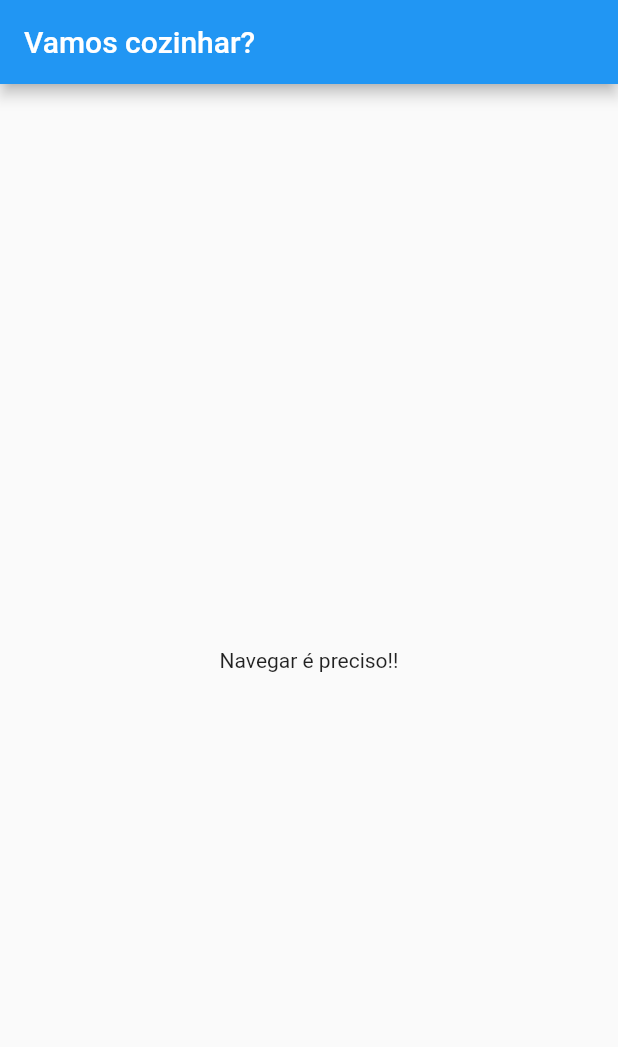
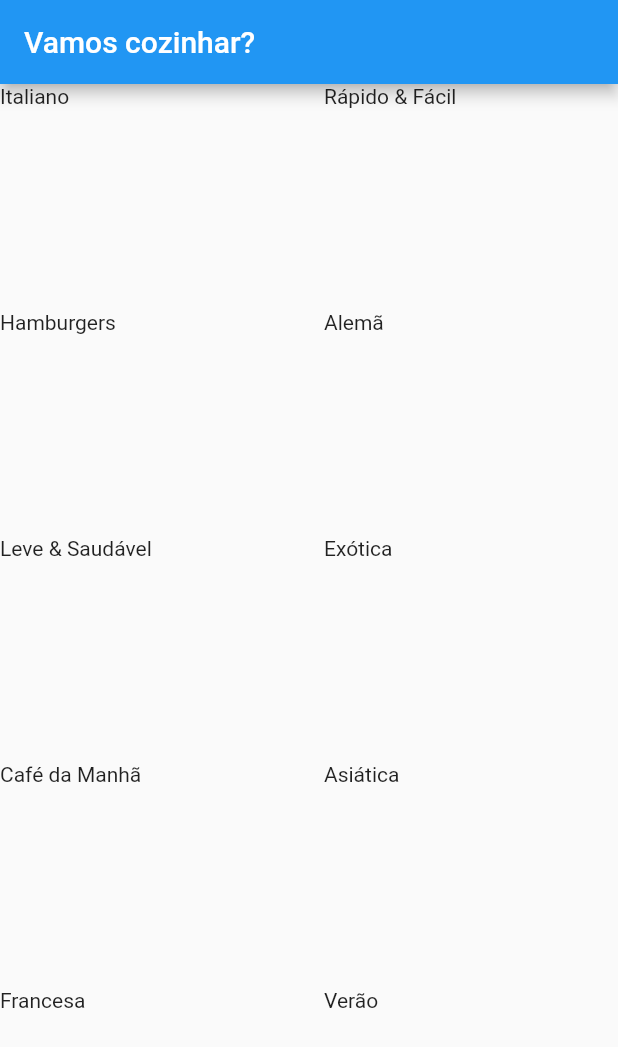
Before and after one commit to lincolnarrais/projeto_refeicoes, a Flutter app: the screen it shows after launch, on a phone screen of 412 x 824 dp. Shown: the top 1047 px of the screen. Run offline on Flutter 3.47's test engine with Material 2 defaults, Android fonts, the phone set to English and light mode, and no system bars.

Commit message:
Até a aula 169. Criamos CategoriesScreen e CategoryItem.

```diff
--- /dev/null
+++ b/lib/components/category_item.dart
@@ -0,0 +1,15 @@
+import 'package:flutter/material.dart';
+import '../models/category.dart';
+
+class CategoryItem extends StatelessWidget {
+  final Category category;
+
+  const CategoryItem(this.category);
+
+  @override
+  Widget build(BuildContext context) {
+    return Container(
+      child: Text(category.title),
+    );
+  }
+}
--- a/lib/data/dummy_data.dart
+++ b/lib/data/dummy_data.dart
@@ -2,52 +2,52 @@ import 'package:flutter/material.dart';
 import '../models/category.dart';
 
 const DUMMY_CATEGORIES = const [
-  Category(
+  const Category(
     id: 'c1',
     title: 'Italiano',
     color: Colors.purple,
   ),
-  Category(
+  const Category(
     id: 'c2',
     title: 'Rápido & Fácil',
     color: Colors.red,
   ),
-  Category(
+  const Category(
     id: 'c3',
     title: 'Hamburgers',
     color: Colors.orange,
   ),
-  Category(
+  const Category(
     id: 'c4',
     title: 'Alemã',
     color: Colors.amber,
   ),
-  Category(
+  const Category(
     id: 'c5',
     title: 'Leve & Saudável',
     color: Colors.indigo,
   ),
-  Category(
+  const Category(
     id: 'c6',
     title: 'Exótica',
     color: Colors.green,
   ),
-  Category(
+  const Category(
     id: 'c7',
     title: 'Café da Manhã',
     color: Colors.lightBlue,
   ),
-  Category(
+  const Category(
     id: 'c8',
     title: 'Asiática',
     color: Colors.lightGreen,
   ),
-  Category(
+  const Category(
     id: 'c9',
     title: 'Francesa',
     color: Colors.pink,
   ),
-  Category(
+  const Category(
     id: 'c10',
     title: 'Verão',
     color: Colors.teal,
--- a/lib/main.dart
+++ b/lib/main.dart
@@ -1,4 +1,6 @@
 import 'package:flutter/material.dart';
+
+import 'screens/categories_screen.dart';
 
 void main() => runApp(MyApp());
 
@@ -10,26 +12,7 @@ class MyApp extends StatelessWidget {
       theme: ThemeData(
         primarySwatch: Colors.blue,
       ),
-      home: MyHomePage(),
+      home: CategoriesScreen(),
     );
   }
 }
-
-class MyHomePage extends StatefulWidget {
-  @override
-  _MyHomePageState createState() => _MyHomePageState();
-}
-
-class _MyHomePageState extends State<MyHomePage> {
-  @override
-  Widget build(BuildContext context) {
-    return Scaffold(
-      appBar: AppBar(
-        title: Text('Vamos cozinhar?'),
-      ),
-      body: Center(
-        child: Text('Navegar é preciso!!'),
-      ),
-    );
-  }
-}
--- a/lib/models/category.dart
+++ b/lib/models/category.dart
@@ -1,7 +1,6 @@
 import 'package:flutter/material.dart';
 
 class Category {
-
   final String id;
   final String title;
   final Color color;
--- /dev/null
+++ b/lib/screens/categories_screen.dart
@@ -0,0 +1,26 @@
+import 'package:flutter/material.dart';
+
+import '../components/category_item.dart';
+import '../data/dummy_data.dart';
+
+class CategoriesScreen extends StatelessWidget {
+  @override
+  Widget build(BuildContext context) {
+    return Scaffold(
+      appBar: AppBar(
+        title: Text('Vamos cozinhar?'),
+      ),
+      body: GridView(
+        gridDelegate: SliverGridDelegateWithMaxCrossAxisExtent(
+          maxCrossAxisExtent: 200,
+          childAspectRatio: 3 / 2,
+          crossAxisSpacing: 20,
+          mainAxisSpacing: 20,
+        ),
+        children: DUMMY_CATEGORIES.map((cat) {
+          return CategoryItem(cat);
+        }).toList(),
+      ),
+    );
+  }
+}
```
